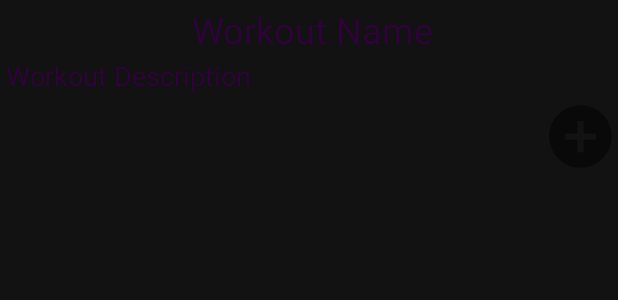
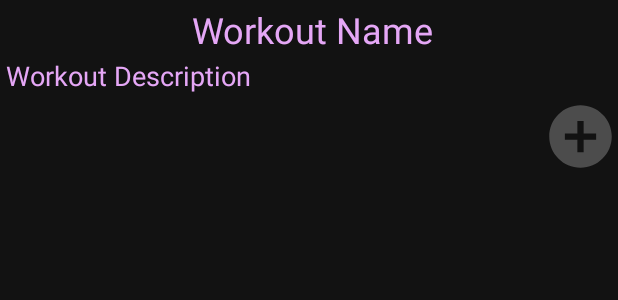
Before and after one commit to TierriGomes/my-workout-organizer, an Android app: the layout fragment_create_new_workout.xml on its own in the app's theme, with its tools: preview values and no code run, on a phone screen of 412 x 824 dp. Shown: the top 300 px of the screen. Run offline under Robolectric (Android 15) with nearby library versions, the phone set to English and light mode, and no system bars; Roboto replaces fonts that are not available here.

Commit message:
some bugs fixed, layout and responsivity improved

```diff
--- a/app/build.gradle
+++ b/app/build.gradle
@@ -18,7 +18,7 @@ android {
         targetSdk 33
         versionCode 1
         versionName "1.0"
-
+        multiDexEnabled true
         testInstrumentationRunner "com.tierriapps.myworkoutorganizer.MyHiltTestRunner"
         //testInstrumentationRunner "androidx.test.runner.AndroidJUnitRunner"
     }
@@ -49,6 +49,7 @@ android {
         resources {
             excludes += ['META-INF/LICENSE.md', 'META-INF/LICENSE-notice.md']
         }
+        exclude 'androidsupportmultidexversion.txt'
     }
 }
 // versions.. remember to uptade it
@@ -142,6 +143,8 @@ dependencies {
     // data store
     implementation "androidx.datastore:datastore-preferences:1.0.0"
 
+    // api 19 multidex
+    implementation 'com.android.support:multidex:1.0.3'
 }
 // something for dagger '-'
 kapt {
--- a/app/src/main/java/com/tierriapps/myworkoutorganizer/feature_main/presenter/models/DivisionForUi.kt
+++ b/app/src/main/java/com/tierriapps/myworkoutorganizer/feature_main/presenter/models/DivisionForUi.kt
@@ -37,7 +37,7 @@ class DivisionForUi(
         for (c in buttonAndHintColors){
             if (name.lowercase() in c.key) { return c.value }
         }
-        return R.color.gray_light
+        return R.color.almost_transparent
     }
 
     fun colorForTexts(): Int {
--- /dev/null
+++ b/app/src/main/res/drawable/baseline_add_workout_not_pressed.xml
@@ -0,0 +1,5 @@
+<vector android:height="24dp" android:tint="@color/transparent_black"
+    android:viewportHeight="24" android:viewportWidth="24"
+    android:width="24dp" xmlns:android="http://schemas.android.com/apk/res/android">
+    <path android:fillColor="@color/transparent_black" android:pathData="M12,2C6.48,2 2,6.48 2,12s4.48,10 10,10 10,-4.48 10,-10S17.52,2 12,2zM17,13h-4v4h-2v-4L7,13v-2h4L11,7h2v4h4v2z"/>
+</vector>
--- /dev/null
+++ b/app/src/main/res/drawable/baseline_add_workout_pressed.xml
@@ -0,0 +1,5 @@
+<vector android:height="24dp" android:tint="@color/almost_transparent"
+    android:viewportHeight="24" android:viewportWidth="24"
+    android:width="24dp" xmlns:android="http://schemas.android.com/apk/res/android">
+    <path android:fillColor="@color/transparent_black" android:pathData="M12,2C6.48,2 2,6.48 2,12s4.48,10 10,10 10,-4.48 10,-10S17.52,2 12,2zM17,13h-4v4h-2v-4L7,13v-2h4L11,7h2v4h4v2z"/>
+</vector>
--- a/app/src/main/res/drawable/selector_baseline_addcircle.xml
+++ b/app/src/main/res/drawable/selector_baseline_addcircle.xml
@@ -1,16 +1,9 @@
 <selector xmlns:android="http://schemas.android.com/apk/res/android">
-    <item android:state_pressed="true">
-        <vector android:height="24dp" android:tint="@color/black"
-            android:viewportHeight="24" android:viewportWidth="24"
-            android:width="24dp" xmlns:android="http://schemas.android.com/apk/res/android">
-            <path android:fillColor="@android:color/white" android:pathData="M12,2C6.48,2 2,6.48 2,12s4.48,10 10,10 10,-4.48 10,-10S17.52,2 12,2zM17,13h-4v4h-2v-4L7,13v-2h4L11,7h2v4h4v2z"/>
-        </vector>
+    <item android:state_pressed="true"
+        android:drawable="@drawable/baseline_add_workout_pressed">
     </item>
-    <item android:state_pressed="false">
-        <vector android:height="24dp" android:tint="@color/transparent_black"
-            android:viewportHeight="24" android:viewportWidth="24"
-            android:width="24dp" xmlns:android="http://schemas.android.com/apk/res/android">
-            <path android:fillColor="@android:color/white" android:pathData="M12,2C6.48,2 2,6.48 2,12s4.48,10 10,10 10,-4.48 10,-10S17.52,2 12,2zM17,13h-4v4h-2v-4L7,13v-2h4L11,7h2v4h4v2z"/>
-        </vector>
+    <item
+        android:state_pressed="false"
+        android:drawable="@drawable/baseline_add_workout_not_pressed">
     </item>
 </selector>
--- a/app/src/main/res/drawable/selector_button_add_exercise.xml
+++ b/app/src/main/res/drawable/selector_button_add_exercise.xml
@@ -4,9 +4,7 @@
         <shape android:shape="rectangle">
             <solid
                 android:color="@color/transparent_black"/>
-            <stroke
-                android:color="@color/transparent_black"
-                android:width="1dp"/>
+
             <corners
                 android:radius="6dp"/>
         </shape>
@@ -15,9 +13,7 @@
         <shape android:shape="rectangle">
             <solid
                 android:color="@color/almost_transparent"/>
-            <stroke
-                android:color="@color/transparent_black"
-                android:width="1dp"/>
+
             <corners
                 android:radius="6dp"/>
         </shape>
--- a/app/src/main/res/drawable/shape_exercises_container.xml
+++ b/app/src/main/res/drawable/shape_exercises_container.xml
@@ -4,13 +4,13 @@
     <corners
         android:radius="10dp"/>
     <solid
-        android:color="#FFFFFF"/>
+        android:color="@color/exercise_container"/>
     <padding
         android:bottom="2dp"
         android:left="2dp"
         android:right="2dp"
         android:top="2dp"/>
     <stroke
-        android:color="@color/black"
-        android:width="2dp"/>
+        android:color="@color/exercise_container_stroke"
+        android:width="1dp"/>
 </shape>
--- a/app/src/main/res/layout/fragment_create_new_workout.xml
+++ b/app/src/main/res/layout/fragment_create_new_workout.xml
@@ -64,11 +64,12 @@
             android:orientation="horizontal" />
     </HorizontalScrollView>
 
-    <com.google.android.material.imageview.ShapeableImageView
+    <ImageView
         android:id="@+id/imageViewButtonAdd"
         android:layout_width="50dp"
         android:layout_height="50dp"
         android:src="@drawable/selector_baseline_addcircle"
+        android:clickable="true"
         app:layout_constraintEnd_toEndOf="parent"
         app:layout_constraintTop_toTopOf="@+id/horizontalScrollViewDivisionButtons" />
 
--- a/app/src/main/res/values-night/themes.xml
+++ b/app/src/main/res/values-night/themes.xml
@@ -12,5 +12,7 @@
         <!-- Status bar color. -->
         <item name="android:statusBarColor" tools:targetApi="21">?attr/colorPrimaryVariant</item>
         <!-- Customize your theme here. -->
+        <item name="windowActionBar">false</item>
+        <item name="windowNoTitle">true</item>
     </style>
 </resources>
```
Also changed, not shown: app/src/main/java/com/tierriapps/myworkoutorganizer/MyApplication.kt (+7 -0 lines), app/src/main/java/com/tierriapps/myworkoutorganizer/feature_main/presenter/adapters/CreateWorkoutRecyclerViewAdapter.kt (+27 -1 lines), app/src/main/java/com/tierriapps/myworkoutorganizer/feature_main/presenter/customviews/DivisionButtonView.kt (+46 -5 lines), app/src/main/res/values-night/colors.xml (+22 -7 lines), app/src/main/res/values/colors.xml (+9 -8 lines).
